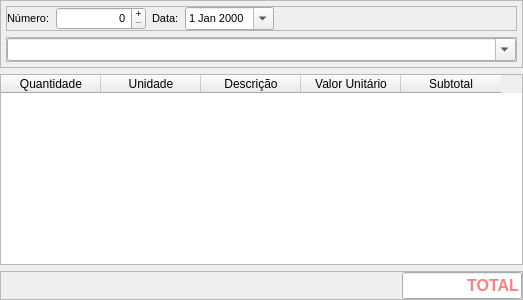
leidensj/BKVale, file bkframe.ui: the form before one commit.
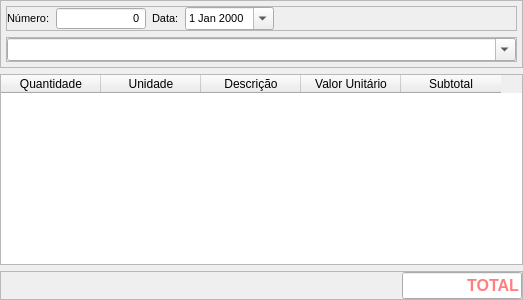
The form after the commit.

```diff
--- a/bkframe.ui
+++ b/bkframe.ui
@@ -110,10 +110,10 @@
             <set>Qt::AlignRight|Qt::AlignTrailing|Qt::AlignVCenter</set>
            </property>
            <property name="readOnly">
-            <bool>false</bool>
+            <bool>true</bool>
            </property>
            <property name="buttonSymbols">
-            <enum>QAbstractSpinBox::PlusMinus</enum>
+            <enum>QAbstractSpinBox::NoButtons</enum>
            </property>
            <property name="correctionMode">
             <enum>QAbstractSpinBox::CorrectToNearestValue</enum>
@@ -121,6 +121,9 @@
            <property name="showGroupSeparator" stdset="0">
             <bool>false</bool>
            </property>
+           <property name="prefix">
+            <string/>
+           </property>
            <property name="minimum">
             <number>0</number>
            </property>
```
Left out of the diff: 5 changed lines with no effect on the pictures.
